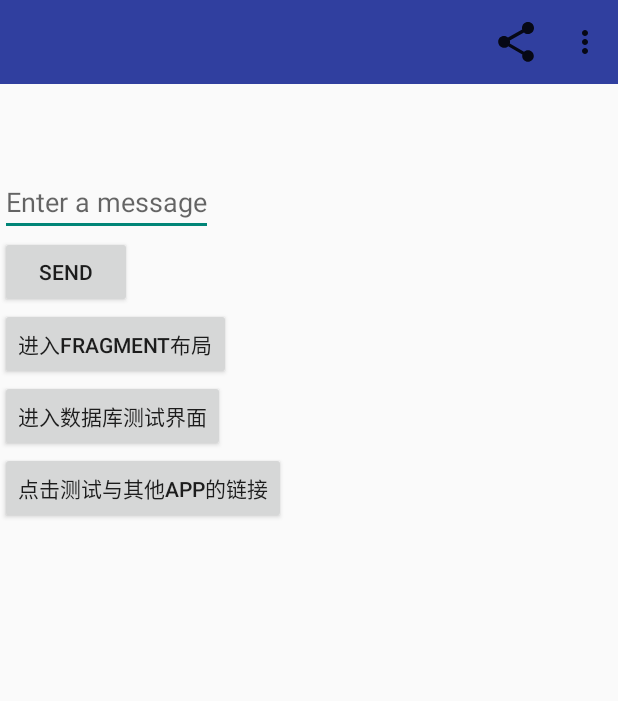
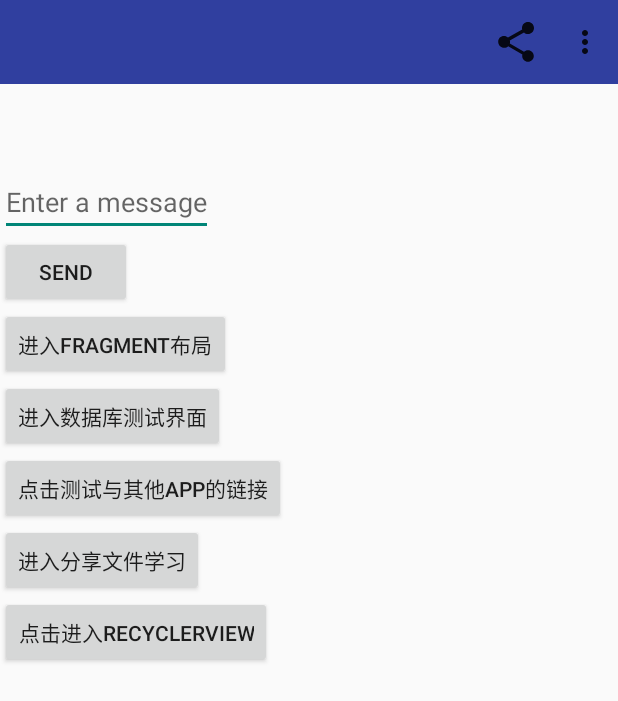
Before and after one commit to lishanxin/AndroidTrain, an Android app: the screen it shows after launch (MainActivity), on a phone screen of 412 x 824 dp. Shown: the top 701 px of the screen. Run offline under Robolectric (Android 15) with nearby library versions, the phone set to English and light mode, and no system bars.

Commit message:
RecyclerViewTest
不再研究ListView，而转试用RecyclerView

```diff
--- a/app/src/main/java/com/example/androidtrain/MainActivity.java
+++ b/app/src/main/java/com/example/androidtrain/MainActivity.java
@@ -21,10 +21,13 @@ import android.view.Menu;
 import android.view.MenuInflater;
 import android.view.MenuItem;
 import android.view.View;
+import android.widget.Button;
 import android.widget.EditText;
 
 import com.example.androidtrain.connectApp.ConnectAppActivity;
 import com.example.androidtrain.fragment.HeadlinesFragment;
+import com.example.androidtrain.recyclerview.RecyclerViewActivity;
+import com.example.androidtrain.sharefile.ShareFileTest;
 import com.example.androidtrain.sql.SqlTestActivity;
 
 import java.io.File;
@@ -46,7 +49,7 @@ public class MainActivity extends AppCompatActivity  {
         super.onCreate(savedInstanceState);
         setContentView(R.layout.activity_main);
         checkAllPermission();
-
+        storeImage();
     }
 
     /** Called when the user clicks the Send button */
@@ -79,7 +82,8 @@ public class MainActivity extends AppCompatActivity  {
 
         MenuItem item = menu.findItem(R.id.action_search);
         mShareActionProvider = (ShareActionProvider) MenuItemCompat.getActionProvider(item);
-        setImageShare();
+        setTextShare();
+//        Uri uri = getIntent().getData();
         return true;
     }
 
@@ -93,7 +97,7 @@ public class MainActivity extends AppCompatActivity  {
 
     private void setImageShare(){
         AssetManager assetManager = getAssets();
-        File file = new File(Environment.getExternalStorageDirectory(), "iutest.jpg");
+        File file = new File(Environment.getExternalStorageDirectory() + "/aTrainImages/", "iutest.jpg");
         try {
             InputStream in = assetManager.open("iu.jpg");
             Bitmap bitmap = BitmapFactory.decodeStream(in);
@@ -190,5 +194,30 @@ public class MainActivity extends AppCompatActivity  {
     }
 
 
+    public void goToShareFile(View view) {
+        Intent intent = new Intent(this, ShareFileTest.class);
+        startActivity(intent );
+    }
 
+    private void storeImage(){
+        AssetManager assetManager = getAssets();
+        for (int i = 0; i< 10 ; i++){
+            File file = new File(Environment.getExternalStorageDirectory() + "images/", "IMGi.jpg");
+            try {
+                InputStream in = assetManager.open("iu.jpg");
+                Bitmap bitmap = BitmapFactory.decodeStream(in);
+                FileOutputStream out = new FileOutputStream(file);
+                bitmap.compress(Bitmap.CompressFormat.JPEG, 100, out);
+                out.close();
+            } catch (IOException e) {
+                e.printStackTrace();
+            }finally {
+            }
+        }
+    }
+
+    public void recyclerViewTest(View view) {
+        Intent intent = new Intent(this, RecyclerViewActivity.class);
+        startActivity(intent);
+    }
 }
--- a/app/src/main/res/layout/activity_main.xml
+++ b/app/src/main/res/layout/activity_main.xml
@@ -38,4 +38,16 @@
         android:layout_width="wrap_content"
         android:layout_height="wrap_content" />
 
+    <Button
+        android:onClick="goToShareFile"
+        android:text="@string/go_to_share_file"
+        android:layout_width="wrap_content"
+        android:layout_height="wrap_content" />
+
+    <Button
+        android:onClick="recyclerViewTest"
+        android:text="@string/go_to_recycler_view"
+        android:layout_width="wrap_content"
+        android:layout_height="wrap_content" />
+
 </LinearLayout>
--- a/app/src/main/res/values/strings.xml
+++ b/app/src/main/res/values/strings.xml
@@ -19,4 +19,7 @@
     <string name="button_check_map">点击查看地图</string>
     <string name="button_check_webpage">点击查看网页</string>
     <string name="button_send_image">点击发送图片</string>
+    <string name="go_to_share_file">进入分享文件学习</string>
+    <string name="go_to_recycler_view">点击进入RecyclerView</string>
+    <string name="change_layout_manager">点击切换布局</string>
 </resources>
```
Also changed, not shown: app/src/main/AndroidManifest.xml (+30 -5 lines), app/src/main/java/com/example/androidtrain/recyclerview/MainAdapter.java (added, +56 -0 lines), app/src/main/java/com/example/androidtrain/recyclerview/RecyclerViewActivity.java (added, +68 -0 lines), app/src/main/java/com/example/androidtrain/sharefile/ShareFileTest.java (added, +68 -0 lines), app/src/main/res/layout/activity_recycler_view.xml (added, +20 -0 lines), app/src/main/res/layout/activity_share_file_test.xml (added, +13 -0 lines), app/src/main/res/layout/list_item.xml (added, +10 -0 lines), app/src/main/res/layout/recyclerview_main_adapter_item.xml (added, +10 -0 lines), app/src/main/res/xml/filepaths.xml (added, +8 -0 lines).
